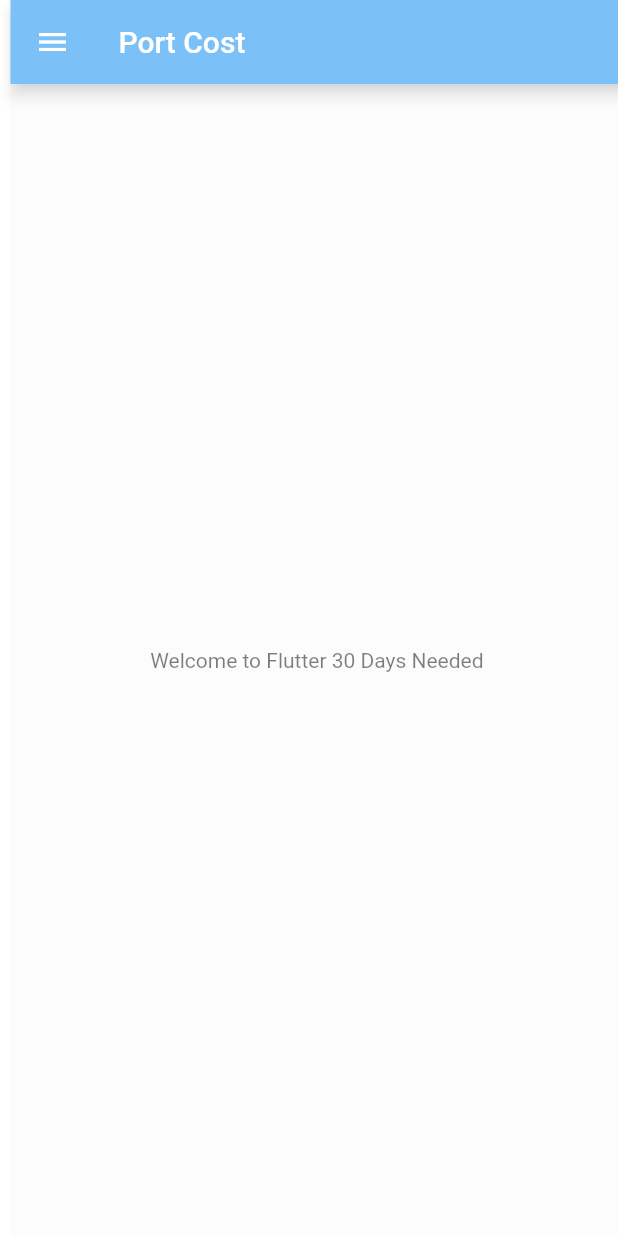
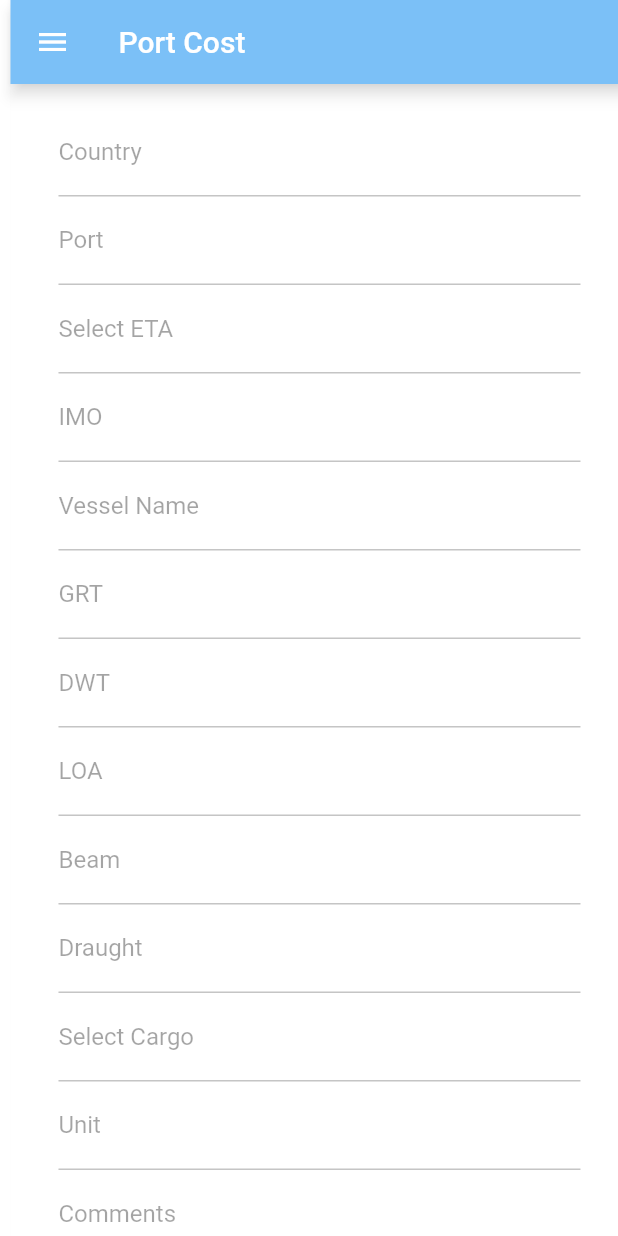
Before and after one commit to Keshav8817/flutterPro, a Flutter app: the screen it shows after launch, after a tap on "Login", on a phone screen of 412 x 824 dp. Run offline on Flutter 3.47's test engine with Material 2 defaults, Android fonts, the phone set to English and light mode, and no system bars.

Commit message:
Feat: Home and Cost Items Page added

```diff
--- /dev/null
+++ b/assets/files/CItems.json
@@ -0,0 +1,31 @@
+{
+    "PortItems" : [
+        {
+            "id": 1 ,
+            "name": "Port Dues"
+        },
+        {
+            "id": 2 ,
+            "name": "Light Dues"
+        },
+        {
+            "id": 3 ,
+            "name": "Marine Equipment"
+        },{
+            "id": 4 ,
+            "name": "Vessel Traffic Services"
+        },{
+            "id": 5 ,
+            "name": "Line Handling"
+        },{
+            "id": 6 ,
+            "name": "Running Vessel Lines"
+        },{
+            "id": 7 ,
+            "name": "Administrative Fees"
+        },{
+            "id": 8 ,
+            "name": "Passenger Services"
+        }
+    ]
+}
--- a/lib/main.dart
+++ b/lib/main.dart
@@ -1,4 +1,5 @@
 import 'package:flutter/material.dart';
+import 'package:flutter_application_1/pages/costitem.dart';
 import 'package:flutter_application_1/pages/home_page.dart';
 import 'package:flutter_application_1/pages/login_page.dart';
 import 'package:flutter_application_1/utils/routes.dart';
@@ -26,6 +27,7 @@ class MyApp extends StatelessWidget {
         "/":(context) => LoginPage(),
         MyRoutes.homeRoute : (context)=>HomePage(),
         MyRoutes.loginRoute:(context) => LoginPage(),
+        MyRoutes.costItems:(context) => CostItems(),
       },
     );
   }
--- /dev/null
+++ b/lib/models/cost_item.dart
@@ -0,0 +1,17 @@
+class CostItem{
+  static List<Item> items = [];
+}
+class Item{
+  final int id ;
+  final String name ;
+
+Item({required this.id , required this.name});
+factory Item.fromMap(Map<String,dynamic> map){
+ return Item(
+    id: map["id"],
+    name: map["name"],
+  );
+
+}
+
+}
--- a/lib/pages/home_page.dart
+++ b/lib/pages/home_page.dart
@@ -1,4 +1,6 @@
 import 'package:flutter/material.dart';
+
+import '../utils/routes.dart';
 
 class HomePage extends StatelessWidget {
   const HomePage({super.key});
@@ -11,12 +13,72 @@ class HomePage extends StatelessWidget {
         appBar: AppBar(
           title: Text("Port Cost"),
         ),
-        body: Center(
-          child: Container(
-            child: Text("Welcome to Flutter $days $Time Needed "),
-          ),
+        drawer: Drawer(),
+        body :Material(
+      color: Colors.white,
+      child: SingleChildScrollView(child: Column(children: [
+      Padding(padding: const EdgeInsets.symmetric(vertical: 16 , horizontal: 32),
+      child: Column(
+        children: [
+          TextFormField(
+          decoration: InputDecoration( labelText: "Country",),
+              // Update state
         ),
-        drawer: Drawer(),
-      );
+        TextFormField(
+          decoration: InputDecoration(labelText: "Port",),
+        ) ,
+         TextFormField(
+          decoration: InputDecoration(labelText: "Select ETA",),
+        ) ,
+         TextFormField(
+          decoration: InputDecoration(hintText: "Enter IMO", labelText: "IMO",),
+        ) ,
+          TextFormField(
+          decoration: InputDecoration(hintText: "Enter Vessel Name",labelText: "Vessel Name",),
+        ) ,
+          TextFormField(
+          decoration: InputDecoration(hintText: "Enter GRT",labelText: "GRT",),
+        ),
+        TextFormField(
+          decoration: InputDecoration(hintText: "Enter DWT", labelText: "DWT",),
+        ),
+          TextFormField(
+          decoration: InputDecoration(hintText: "Enter LOA",labelText: "LOA",),
+        ),
+          TextFormField(
+          decoration: InputDecoration(hintText: "Enter Beam",labelText: "Beam",),
+        ),
+           TextFormField(
+          decoration: InputDecoration(hintText: "Enter Draught",labelText: "Draught",),
+        ),
+           TextFormField(
+          decoration: InputDecoration(labelText: "Select Cargo",),
+        ),
+           TextFormField(
+          decoration: InputDecoration(hintText: "Enter Unit",labelText: "Unit",),
+        ),
+           TextFormField(
+          decoration: InputDecoration(hintText: "Enter Comments",labelText: "Comments",),
+        ),
+
+
+        SizedBox(
+          height: 50,
+        ),
+
+        ElevatedButton(
+          child: Text("Submit"),
+          onPressed: () {
+          Navigator.pushNamed(context, MyRoutes.costItems);
+
+          },
+          )
+        ],
+      ),
+      ),
+      ],),
+      )
+    ),
+    );
   }
 }
--- a/lib/pages/login_page.dart
+++ b/lib/pages/login_page.dart
@@ -11,9 +11,20 @@ class LoginPage extends StatefulWidget {
 class _LoginPageState extends State<LoginPage> {
   String name = "" ;
  bool changeButton = false ;
+
+ final _formKey = GlobalKey<FormState>();
+
+ moveToHome(BuildContext context)async {
+            setState(() {
+              changeButton = true ;
+            });
+            await Future.delayed(Duration(seconds: 1));
+              Navigator.pushNamed(context, MyRoutes.homeRoute);
+          }
   @override
   Widget build(BuildContext context) {
     return Material(
+      key: _formKey,
       color: Colors.white,
       child: SingleChildScrollView(child: Column(children: [
         Image.asset("assets/images/login.png",fit: BoxFit.cover,),
@@ -39,15 +50,9 @@ class _LoginPageState extends State<LoginPage> {
         ),
 
         InkWell(
-          onTap: () async {
-            setState(() {
-              changeButton = true ;
-            });
-            await Future.delayed(Duration(seconds: 1));
-              Navigator.pushNamed(context, MyRoutes.homeRoute);
-          },
+          onTap: () => moveToHome(context),
           child: AnimatedContainer(
-            duration: Duration(seconds: 1),
+           duration: Duration(seconds: 1),
             height: 50,
             width: changeButton? 50: 150,
             alignment: Alignment.center,
--- a/lib/utils/routes.dart
+++ b/lib/utils/routes.dart
@@ -1,6 +1,7 @@
 class MyRoutes{
   static String loginRoute = "/login" ;
   static String homeRoute = "/home" ;
+  static String costItems = "/costitems" ;
 
 
 }
--- a/pubspec.yaml
+++ b/pubspec.yaml
@@ -61,6 +61,7 @@ flutter:
   # To add assets to your application, add an assets section, like this:
   assets:
     - assets/images/
+    - assets/files/
   #   - images/a_dot_ham.jpeg
 
   # An image asset can refer to one or more resolution-specific "variants", see
```
Also changed, not shown: lib/pages/costitem.dart (added, +55 -0 lines), lib/widgest/item_widget.dart (added, +22 -0 lines).
